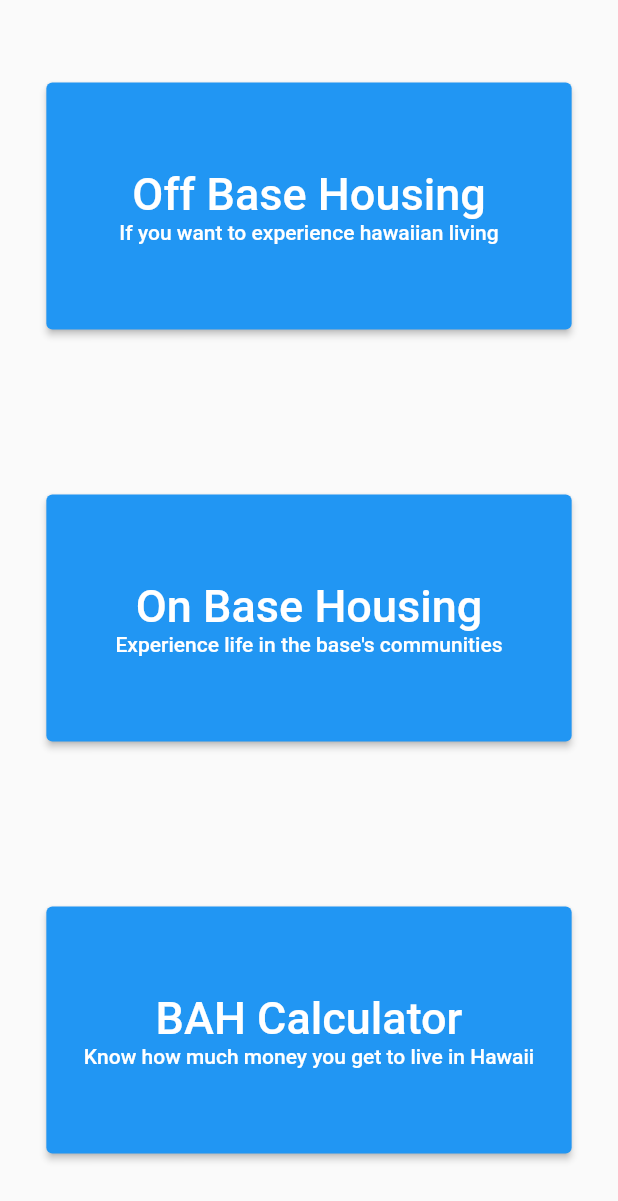
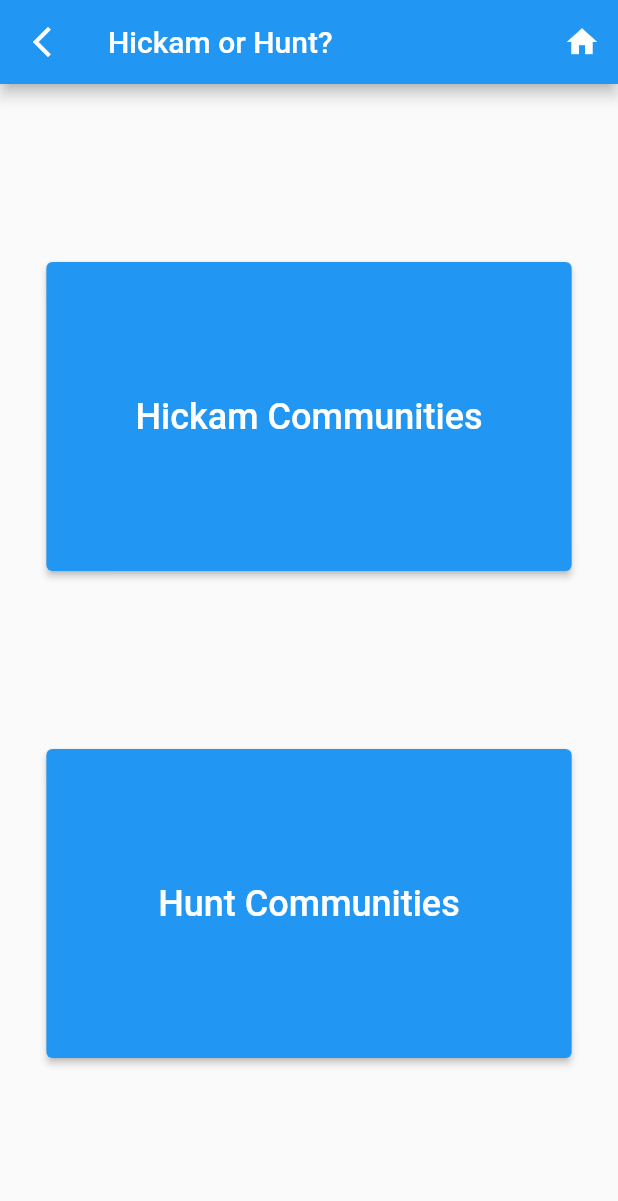
Before and after one commit to Aaron-m-ram/Flutter-Dormitory, a Flutter app: the MovingOut widget shown alone on an empty page, opened directly, after a tap on "On Base Housing", on a phone screen of 412 x 824 dp. Shown: the top 1201 px of the screen. Run offline on Flutter 3.47's test engine with Material 2 defaults, Android fonts, the phone set to English and light mode, and no system bars.

Commit message:
On Base housing
Divided base housing for hickam and hunt communities

```diff
--- /dev/null
+++ b/flutter_dorm/lib/hickam_hunt.dart
@@ -0,0 +1,93 @@
+import 'package:flutter/material.dart';
+import 'package:flutter_dorm/air_force_dorm_choice.dart';
+import 'package:flutter_dorm/main.dart';
+import 'package:flutter_dorm/navy_dorm_choice.dart';
+import 'package:url_launcher/url_launcher.dart';
+
+//import 'package:flutter_dorm/resources.dart';
+
+class HickamHunt extends StatefulWidget {
+  const HickamHunt({super.key});
+
+  @override
+  State<HickamHunt> createState() => _HickamHuntState();
+}
+
+class _HickamHuntState extends State<HickamHunt> {
+  final Uri urlHickam = Uri.parse("https://www.hickamcommunities.com");
+  final Uri urlHunt = Uri.parse("https://www.huntmilitarycommunities.com");
+  @override
+  Widget build(BuildContext context) {
+    double deviceWidth = MediaQuery.of(context).size.width;
+    double deviceHeight = MediaQuery.of(context).size.height;
+    return Scaffold(
+        appBar: AppBar(
+          title: const Text("Hickam or Hunt?"),
+          automaticallyImplyLeading: false,
+          leading: IconButton(
+            onPressed: () {
+              Navigator.of(context).pop();
+            },
+            icon: const Icon(Icons.arrow_back_ios_new),
+          ),
+          actions: [
+            IconButton(
+                onPressed: () {
+                  Navigator.pop(context, true);
+                  Navigator.pushReplacement(
+                    context,
+                    MaterialPageRoute(
+                      builder: (context) => const RootPage(),
+                    ),
+                  );
+                  //debugPrint('I wanna got hooooommmmemeee');
+                },
+                icon: const Icon(Icons.home))
+          ],
+        ),
+        body: Center(
+          child: Column(
+              mainAxisAlignment: MainAxisAlignment.spaceAround,
+              children: [
+                const Spacer(),
+                ElevatedButton(
+                  style: ElevatedButton.styleFrom(
+                    minimumSize: Size(deviceWidth * .85, deviceHeight * .25),
+                  ),
+                  onPressed: () {
+                    launchUrl(urlHickam);
+                    //debugPrint("You pressed hickam");
+                  },
+                  child: Column(
+                    children: const [
+                      Text(
+                        'Hickam Communities',
+                        style: TextStyle(fontSize: 24),
+                      ),
+                    ],
+                  ),
+                ),
+                const Spacer(),
+                ElevatedButton(
+                  style: ElevatedButton.styleFrom(
+                    minimumSize: Size(deviceWidth * .85, deviceHeight * .25),
+                    //padding: const EdgeInsets.all(100.0),
+                  ),
+                  onPressed: () {
+                    launchUrl(urlHunt);
+                    //debugPrint("You pressed Hunt");
+                  },
+                  child: Column(
+                    children: const [
+                      Text(
+                        'Hunt Communities',
+                        style: TextStyle(fontSize: 24),
+                      ),
+                    ],
+                  ), /* */
+                ),
+                const Spacer(),
+              ]),
+        ));
+  }
+}
--- a/flutter_dorm/lib/moving_out.dart
+++ b/flutter_dorm/lib/moving_out.dart
@@ -1,4 +1,5 @@
 import 'package:flutter/material.dart';
+import 'package:flutter_dorm/hickam_hunt.dart';
 import 'package:url_launcher/url_launcher.dart';
 
 class MovingOut extends StatefulWidget {
@@ -45,8 +46,14 @@
               //padding: const EdgeInsets.all(100.0),
             ),
             onPressed: () {
-              launchUrl(urlOnBase);
-              //debugPrint("You pressed on base");
+              Navigator.of(context).push(
+                MaterialPageRoute(
+                  builder: (BuildContext context) {
+                    return const HickamHunt();
+                  },
+                ),
+              );
+              debugPrint("You pressed Resources");
             },
             child: Column(
               children: const [
@@ -72,7 +79,7 @@
                 'BAH Calculator',
                 style: TextStyle(fontSize: 30),
               ),
-              Text('Know how much money you get to live in Hawaii'),
+              Text('Know how much money for Hawaii'),
             ],
           ), /* */
         )
```
